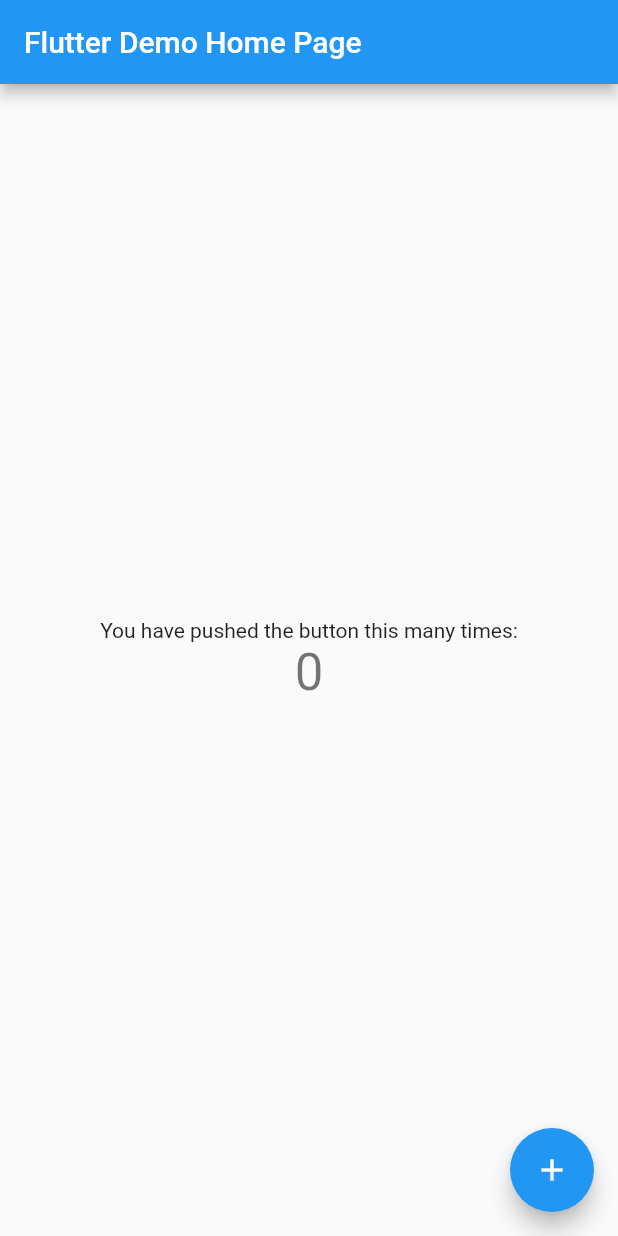
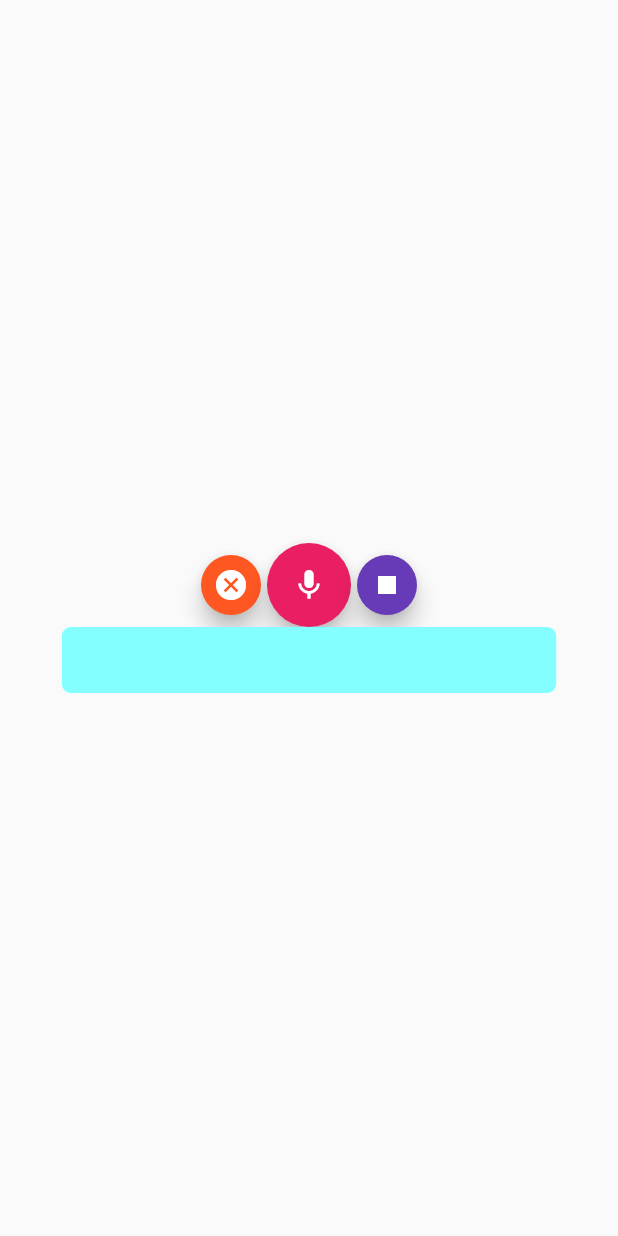
Before and after one commit to lufial-dev/meu_assistente, a Flutter app: the screen it shows after launch, on a phone screen of 412 x 824 dp. Run offline on Flutter 3.47's test engine with Material 2 defaults, Android fonts, the phone set to English and light mode, and no system bars; missing offline and left inert: speech_recognition.

Commit message:
reconhecimento de voz

```diff
--- a/lib/main.dart
+++ b/lib/main.dart
@@ -1,111 +1,129 @@
 import 'package:flutter/material.dart';
+import 'package:speech_recognition/speech_recognition.dart';
 
 void main() => runApp(MyApp());
 
 class MyApp extends StatelessWidget {
-  // This widget is the root of your application.
   @override
   Widget build(BuildContext context) {
     return MaterialApp(
-      title: 'Flutter Demo',
-      theme: ThemeData(
-        // This is the theme of your application.
-        //
-        // Try running your application with "flutter run". You'll see the
-        // application has a blue toolbar. Then, without quitting the app, try
-        // changing the primarySwatch below to Colors.green and then invoke
-        // "hot reload" (press "r" in the console where you ran "flutter run",
-        // or simply save your changes to "hot reload" in a Flutter IDE).
-        // Notice that the counter didn't reset back to zero; the application
-        // is not restarted.
-        primarySwatch: Colors.blue,
-      ),
-      home: MyHomePage(title: 'Flutter Demo Home Page'),
+      home: VoiceHome(),
     );
   }
 }
 
-class MyHomePage extends StatefulWidget {
-  MyHomePage({Key key, this.title}) : super(key: key);
+class VoiceHome extends StatefulWidget {
+  @override
+  _VoiceHomeState createState() => _VoiceHomeState();
+}
 
-  // This widget is the home page of your application. It is stateful, meaning
-  // that it has a State object (defined below) that contains fields that affect
-  // how it looks.
+class _VoiceHomeState extends State<VoiceHome> {
+  SpeechRecognition _speechRecognition;
+  bool _isAvailable = false;
+  bool _isListening = false;
 
-  // This class is the configuration for the state. It holds the values (in this
-  // case the title) provided by the parent (in this case the App widget) and
-  // used by the build method of the State. Fields in a Widget subclass are
-  // always marked "final".
-
-  final String title;
+  String resultText = "";
 
   @override
-  _MyHomePageState createState() => _MyHomePageState();
-}
+  void initState() {
+    super.initState();
+    initSpeechRecognizer();
+    if (_isAvailable && !_isListening)
+      _speechRecognition
+          .listen(locale: "pt_BR")
+          .then((result) => print('$result'));
+  }
 
-class _MyHomePageState extends State<MyHomePage> {
-  int _counter = 0;
+  void initSpeechRecognizer() {
+    _speechRecognition = SpeechRecognition();
 
-  void _incrementCounter() {
-    setState(() {
-      // This call to setState tells the Flutter framework that something has
-      // changed in this State, which causes it to rerun the build method below
-      // so that the display can reflect the updated values. If we changed
-      // _counter without calling setState(), then the build method would not be
-      // called again, and so nothing would appear to happen.
-      _counter++;
-    });
+    _speechRecognition.setAvailabilityHandler(
+      (bool result) => setState(() => _isAvailable = result),
+    );
+
+    _speechRecognition.setRecognitionStartedHandler(
+      () => setState(() => _isListening = true),
+    );
+
+    _speechRecognition.setRecognitionResultHandler(
+      (String speech) => setState(() => resultText = speech),
+    );
+
+    _speechRecognition.setRecognitionCompleteHandler(
+      () => setState(() => _isListening = false),
+    );
+
+    _speechRecognition.activate().then(
+          (result) => setState(() => _isAvailable = result),
+        );
   }
 
   @override
   Widget build(BuildContext context) {
-    // This method is rerun every time setState is called, for instance as done
-    // by the _incrementCounter method above.
-    //
-    // The Flutter framework has been optimized to make rerunning build methods
-    // fast, so that you can just rebuild anything that needs updating rather
-    // than having to individually change instances of widgets.
     return Scaffold(
-      appBar: AppBar(
-        // Here we take the value from the MyHomePage object that was created by
-        // the App.build method, and use it to set our appbar title.
-        title: Text(widget.title),
-      ),
-      body: Center(
-        // Center is a layout widget. It takes a single child and positions it
-        // in the middle of the parent.
+      body: Container(
         child: Column(
-          // Column is also a layout widget. It takes a list of children and
-          // arranges them vertically. By default, it sizes itself to fit its
-          // children horizontally, and tries to be as tall as its parent.
-          //
-          // Invoke "debug painting" (press "p" in the console, choose the
-          // "Toggle Debug Paint" action from the Flutter Inspector in Android
-          // Studio, or the "Toggle Debug Paint" command in Visual Studio Code)
-          // to see the wireframe for each widget.
-          //
-          // Column has various properties to control how it sizes itself and
-          // how it positions its children. Here we use mainAxisAlignment to
-          // center the children vertically; the main axis here is the vertical
-          // axis because Columns are vertical (the cross axis would be
-          // horizontal).
           mainAxisAlignment: MainAxisAlignment.center,
+          crossAxisAlignment: CrossAxisAlignment.center,
           children: <Widget>[
-            Text(
-              'You have pushed the button this many times:',
+            Row(
+              mainAxisAlignment: MainAxisAlignment.center,
+              children: <Widget>[
+                FloatingActionButton(
+                  child: Icon(Icons.cancel),
+                  mini: true,
+                  backgroundColor: Colors.deepOrange,
+                  onPressed: () {
+                    if (_isListening)
+                      _speechRecognition.cancel().then(
+                            (result) => setState(() {
+                              _isListening = result;
+                              resultText = "";
+                            }),
+                          );
+                  },
+                ),
+                FloatingActionButton(
+                  child: Icon(Icons.mic),
+                  onPressed: () {
+                    if (_isAvailable && !_isListening)
+                      _speechRecognition
+                          .listen(locale: "pt_BR")
+                          .then((result) => print('$result'));
+                  },
+                  backgroundColor: Colors.pink,
+                ),
+                FloatingActionButton(
+                  child: Icon(Icons.stop),
+                  mini: true,
+                  backgroundColor: Colors.deepPurple,
+                  onPressed: () {
+                    if (_isListening)
+                      _speechRecognition.stop().then(
+                            (result) => setState(() => _isListening = result),
+                          );
+                  },
+                ),
+              ],
             ),
-            Text(
-              '$_counter',
-              style: Theme.of(context).textTheme.display1,
-            ),
+            Container(
+              width: MediaQuery.of(context).size.width * 0.8,
+              decoration: BoxDecoration(
+                color: Colors.cyanAccent[100],
+                borderRadius: BorderRadius.circular(6.0),
+              ),
+              padding: EdgeInsets.symmetric(
+                vertical: 8.0,
+                horizontal: 12.0,
+              ),
+              child: Text(
+                resultText,
+                style: TextStyle(fontSize: 24.0),
+              ),
+            )
           ],
         ),
       ),
-      floatingActionButton: FloatingActionButton(
-        onPressed: _incrementCounter,
-        tooltip: 'Increment',
-        child: Icon(Icons.add),
-      ), // This trailing comma makes auto-formatting nicer for build methods.
     );
   }
 }
--- a/pubspec.yaml
+++ b/pubspec.yaml
@@ -23,6 +23,7 @@ dependencies:
   # The following adds the Cupertino Icons font to your application.
   # Use with the CupertinoIcons class for iOS style icons.
   cupertino_icons: ^0.1.2
+  speech_recognition: "^0.3.0"
 
 dev_dependencies:
   flutter_test:
```
Also changed, not shown: pubspec.lock, 2 other files.
